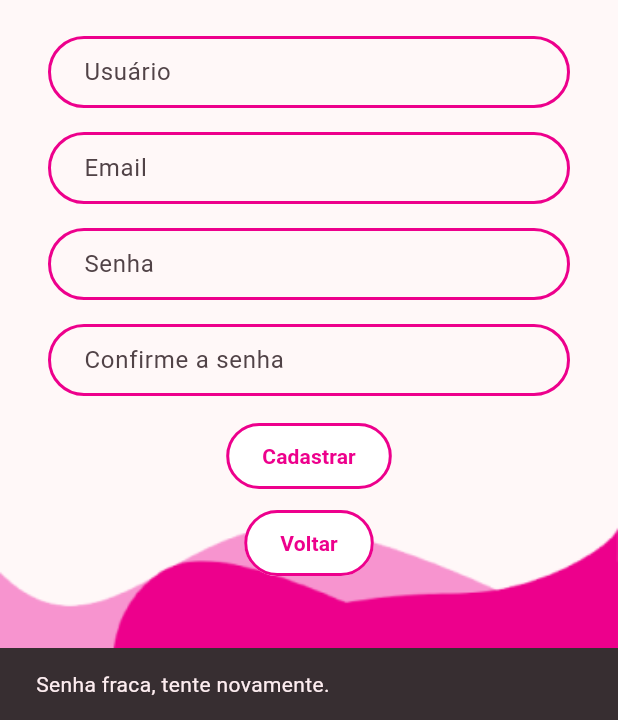
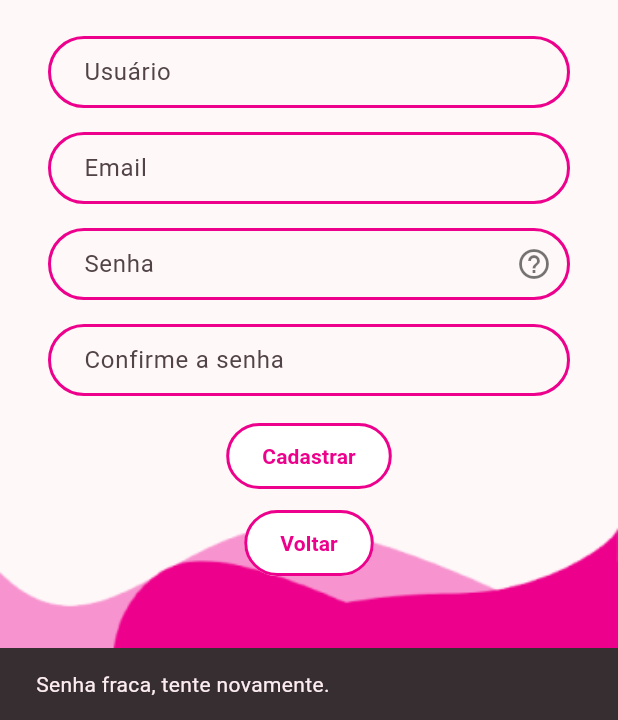
Before and after one commit to Joaotakaki1/mc656-final-project, a Flutter app: the SignUpScreen screen opened directly, after a tap on "Cadastrar", on a phone screen of 412 x 824 dp, the part 516-1236 px from its top. Run offline on Flutter 3.47's test engine with Material 3 defaults, Android fonts, the phone set to English and light mode, and no system bars; our stand-ins replace cloud_firestore, firebase_auth, firebase_core, gradient_borders; missing offline and left inert: dart:js; accounts and stored records are empty.

Commit message:
Adicionando os requisitos de senha na tela de cadastro

```diff
--- a/lib/screens/signUp_screen.dart
+++ b/lib/screens/signUp_screen.dart
@@ -1,5 +1,4 @@
 import 'dart:js';
-
 import 'package:firebase_auth/firebase_auth.dart';
 import 'package:flutter/material.dart';
 import 'package:mc656finalproject/models/user.dart' as UserClass;
@@ -17,48 +16,68 @@ class SignUpScreen extends StatefulWidget {
 }
 
 class _SignUpScreen extends State<SignUpScreen> {
-  // Controladores para capturar o texto dos campos de usuário e senha
   final TextEditingController _usernameController = TextEditingController();
   final TextEditingController _emailController = TextEditingController();
   final TextEditingController _passwordController = TextEditingController();
   final TextEditingController _confirmPasswordController =
       TextEditingController();
 
-  bool _isLoading =
-      false; // Variável para controlar a visibilidade do indicador de progresso
+  bool _isLoading = false;
+
+  void _showPasswordRequirements(BuildContext context) {
+    showDialog(
+      context: context,
+      builder: (BuildContext context) {
+        return AlertDialog(
+          title: const Text('Requisitos da Senha'),
+          content: const Text(
+            'A senha deve ter:\n'
+            '- No mínimo 8 caracteres;\n'
+            '- Ao menos 1 letra;\n'
+            '- Ao menos 1 número;\n'
+            '- Ao menos 1 caracter especial (por exemplo, .-@!?*#)',
+            style: TextStyle(fontSize: 16.0),
+          ),
+          actions: [
+            TextButton(
+              onPressed: () {
+                Navigator.of(context).pop();
+              },
+              child: const Text('Fechar'),
+            ),
+          ],
+        );
+      },
+    );
+  }
 
   @override
   Widget build(BuildContext context) {
     return Scaffold(
       body: Stack(
         children: [
-          // Imagem de fundo
           Container(
-            width: double.infinity, // Define a largura para ocupar toda a tela
+            width: double.infinity,
             decoration: const BoxDecoration(
               image: DecorationImage(
                 image: AssetImage("assets/images/background.png"),
-                fit: BoxFit
-                    .fitWidth, // Ajusta a imagem para a largura da tela, mantendo a proporção
-                alignment: Alignment.bottomCenter, // Alinha a imagem no topo
+                fit: BoxFit.fitWidth,
+                alignment: Alignment.bottomCenter,
               ),
             ),
           ),
-          // Conteúdo da tela
           Center(
             child: Padding(
               padding: const EdgeInsets.symmetric(horizontal: 32.0),
               child: Column(
                 mainAxisSize: MainAxisSize.min,
                 children: [
-                  // Logo
                   Image.asset(
-                    'assets/images/logo.png', // Coloque o caminho para a logo
-                    width: 250, // Ajuste o tamanho da logo
+                    'assets/images/logo.png',
+                    width: 250,
                     height: 250,
                   ),
                   const SizedBox(height: 24.0),
-                  // Campo de usuário
                   AppTextField(
                     controller: _usernameController,
                     text: 'Usuário',
@@ -77,7 +96,10 @@ class _SignUpScreen extends State<SignUpScreen> {
                     password: false,
                   ),
                   const SizedBox(height: 16.0),
-                  // Campo de senha
+                  // Campo de senha com botão de ajuda
+                  Stack(
+                    alignment: Alignment.centerRight,
+                    children: [
                       AppTextField(
                         controller: _passwordController,
                         text: 'Senha',
@@ -85,6 +107,15 @@ class _SignUpScreen extends State<SignUpScreen> {
                         hPadding: 20.0,
                         bRadius: 30.0,
                         password: true,
+                      ),
+                      IconButton(
+                        onPressed: () => _showPasswordRequirements(context),
+                        icon: const Icon(
+                          Icons.help_outline,
+                          color: Colors.black54,
+                        ),
+                      ),
+                    ],
                   ),
                   const SizedBox(height: 16.0),
                   AppTextField(
@@ -96,25 +127,24 @@ class _SignUpScreen extends State<SignUpScreen> {
                     password: true,
                   ),
                   const SizedBox(height: 16.0),
-                  // Botão de Cadastro
                   OutlinedButton(
                     onPressed: () async {
                       setState(() {
-                        _isLoading = true; // Mostrar o indicador de progresso
+                        _isLoading = true;
                       });
                       SignUpController.signUpCheck(
                         _passwordController.text,
                         _confirmPasswordController.text,
                         _usernameController.text,
                         _emailController.text,
-                        context
+                        context,
                       );
                       setState(() {
-                        _isLoading = false; // Ocultar o indicador de progresso
+                        _isLoading = false;
                       });
                     },
                     style: OutlinedButton.styleFrom(
-                      backgroundColor: Colors.white, // Cor do texto do botão
+                      backgroundColor: Colors.white,
                       side: const BorderSide(color: darkPink, width: 2.0),
                       shape: RoundedRectangleBorder(
                         borderRadius: BorderRadius.circular(30.0),
@@ -138,7 +168,7 @@ class _SignUpScreen extends State<SignUpScreen> {
                       Navigator.of(context).pop();
                     },
                     style: OutlinedButton.styleFrom(
-                      backgroundColor: Colors.white, // Cor do texto do botão
+                      backgroundColor: Colors.white,
                       side: const BorderSide(color: darkPink, width: 2.0),
                       shape: RoundedRectangleBorder(
                         borderRadius: BorderRadius.circular(30.0),
@@ -158,11 +188,9 @@ class _SignUpScreen extends State<SignUpScreen> {
               ),
             ),
           ),
-          // Indicador de progresso
           if (_isLoading)
             Container(
-              color:
-                  Colors.black.withOpacity(0.5), // Fundo escuro com opacidade
+              color: Colors.black.withOpacity(0.5),
               child: const Center(
                 child: CircularProgressIndicator(),
               ),
```
Lines whose indentation alone changed are shown as unchanged.
